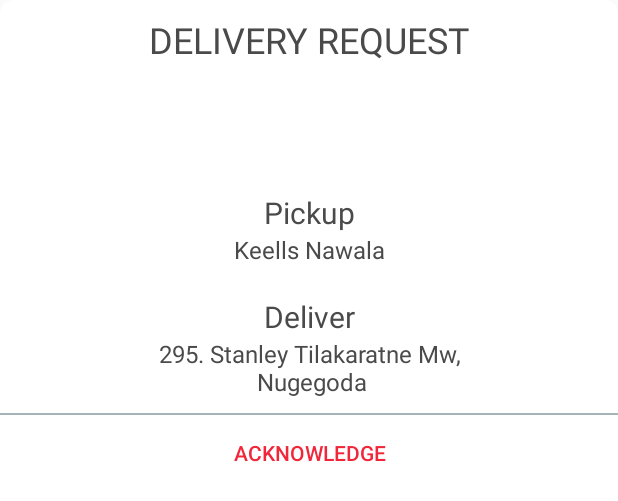
After one commit to PrishanM/SwyftrRider, an Android app: the layout custom_acknowlege_dialog.xml on its own in the app's theme, with its tools: preview values and no code run, on a phone screen of 412 x 824 dp. The commit adds this screen. Shown: the top 501 px of the screen. Run offline under Robolectric (Android 15) with nearby library versions, the phone set to English and light mode, and no system bars; network calls fail.

Commit message:
Sprint 2

```diff
--- a/app/build.gradle
+++ b/app/build.gradle
@@ -42,4 +42,5 @@ dependencies {
     compile 'com.android.support:multidex:1.0.0'
     compile 'com.github.jd-alexander:library:1.1.0'
     compile 'com.github.gcacace:signature-pad:1.2.1'
+    compile 'me.zhanghai.android.materialratingbar:library:1.0.2'
 }
--- a/app/src/main/java/com/evensel/riderswyftr/deliveries/DeliveryHistoryFragment.java
+++ b/app/src/main/java/com/evensel/riderswyftr/deliveries/DeliveryHistoryFragment.java
@@ -8,6 +8,7 @@ import android.os.Bundle;
 import android.support.design.widget.TabLayout;
 import android.support.v4.app.Fragment;
 import android.support.v4.view.ViewPager;
+import android.util.Log;
 import android.view.LayoutInflater;
 import android.view.View;
 import android.view.ViewGroup;
@@ -86,7 +87,8 @@ public class DeliveryHistoryFragment extends Fragment {
 
         progress = ProgressDialog.show(getActivity(), null,
                 "Loading...", true);
-        JsonRequestManager.getInstance(getActivity()).getOrderHistoryRequest(AppURL.APPLICATION_BASE_URL+AppURL.GET_ORDER_HISTORY__URL+token, getOrderHistoryCallback);
+        Log.d("xxxxxxxxxx",token);
+        JsonRequestManager.getInstance(getActivity()).getOrderHistoryRequest(AppURL.APPLICATION_BASE_URL+AppURL.GET_ORDER_HISTORY__URL+token,token, getOrderHistoryCallback);
     }
 
     //Response callback for "Get Delivery History"
--- a/app/src/main/java/com/evensel/riderswyftr/util/AppURL.java
+++ b/app/src/main/java/com/evensel/riderswyftr/util/AppURL.java
@@ -16,4 +16,5 @@ public class AppURL {
     public static final String GET_PICKUP__URL = "rider/pickuplocation";
     public static final String GET_DROP_OFF__URL = "rider/dropofflocation";
     public static final String GET_ORDER_HISTORY__URL = "rider/orderhistory?token=";
+    public static final String RATE_USER_URL = "rider/rate";
 }
--- /dev/null
+++ b/app/src/main/res/layout/custom_acknowlege_dialog.xml
@@ -0,0 +1,108 @@
+<?xml version="1.0" encoding="utf-8"?>
+<RelativeLayout xmlns:android="http://schemas.android.com/apk/res/android"
+    android:layout_width="match_parent"
+    android:layout_height="match_parent"
+    android:background="@drawable/cornered_dialog">
+
+    <LinearLayout
+        android:layout_width="match_parent"
+        android:layout_height="wrap_content"
+        android:orientation="vertical"
+        android:gravity="center_horizontal">
+
+        <TextView
+            android:layout_width="match_parent"
+            android:layout_height="wrap_content"
+            android:text="DELIVERY REQUEST"
+            android:textColor="@color/colorTextDialog"
+            android:textSize="@dimen/font_xxxlarge"
+            android:gravity="center"
+            android:paddingTop="@dimen/space_normal"
+            android:paddingBottom="@dimen/space_normal"/>
+
+        <Space
+            android:layout_width="match_parent"
+            android:layout_height="@dimen/space_normal" />
+
+        <TextView
+            android:id="@+id/txtTimer"
+            android:layout_width="match_parent"
+            android:layout_height="wrap_content"
+            android:text=""
+            android:textColor="@color/colorTextDialog"
+            android:textSize="34sp"
+            android:gravity="center"/>
+
+        <Space
+            android:layout_width="match_parent"
+            android:layout_height="@dimen/space_large" />
+
+        <TextView
+            android:layout_width="match_parent"
+            android:layout_height="wrap_content"
+            android:text="Pickup"
+            android:textColor="@color/colorTextDialog"
+            android:textSize="@dimen/font_xxlarge"
+            android:gravity="center"/>
+
+        <TextView
+            android:id="@+id/txtPickupLocation"
+            android:layout_width="match_parent"
+            android:layout_height="wrap_content"
+            android:text="Keells Nawala"
+            android:textColor="@color/colorTextDialog"
+            android:textSize="@dimen/font_large"
+            android:gravity="center"
+            android:paddingBottom="@dimen/space_normal"/>
+
+        <Space
+            android:layout_width="match_parent"
+            android:layout_height="@dimen/space_normal" />
+
+        <TextView
+            android:layout_width="match_parent"
+            android:layout_height="wrap_content"
+            android:text="Deliver"
+            android:textColor="@color/colorTextDialog"
+            android:textSize="@dimen/font_xxlarge"
+            android:gravity="center"/>
+
+        <TextView
+            android:id="@+id/txtDeliverLocation"
+            android:layout_width="match_parent"
+            android:layout_height="wrap_content"
+            android:text="295. Stanley Tilakaratne Mw,\n Nugegoda"
+            android:textColor="@color/colorTextDialog"
+            android:textSize="@dimen/font_large"
+            android:gravity="center"
+            android:paddingBottom="@dimen/space_normal"/>
+
+
+
+        <View
+            android:layout_width="match_parent"
+            android:layout_height="1dp"
+            android:background="@color/colorViewTransparent"/>
+
+        <LinearLayout
+            android:layout_width="match_parent"
+            android:layout_height="wrap_content"
+            android:orientation="horizontal"
+            android:weightSum="1"
+            android:gravity="right">
+
+            <Button
+                android:id="@+id/btnAcknowledge"
+                android:layout_width="0dp"
+                android:layout_weight="1"
+                android:layout_height="50dp"
+                android:text="Acknowledge"
+                android:textColor="@color/colorAccent"
+                android:background="@android:color/white"/>
+
+        </LinearLayout>
+
+
+    </LinearLayout>
+
+</RelativeLayout>
--- a/app/src/main/res/values/colors.xml
+++ b/app/src/main/res/values/colors.xml
@@ -5,6 +5,7 @@
     <color name="colorAccent">#f0263a</color>
     <color name="colorHint">#ededed</color>
     <color name="colorView">#6c818c</color>
+    <color name="colorRate">#011626</color>
     <color name="colorTextDialog">#4a4a4a</color>
     <color name="colorViewTransparent">#996c818c</color>
     <color name="colorViewTransparent2">#666c818c</color>
```
Also changed, not shown: app/src/main/AndroidManifest.xml (+12 -0 lines), app/src/main/java/com/evensel/riderswyftr/deliveries/DeliveryActivity.java (+29 -0 lines), app/src/main/java/com/evensel/riderswyftr/deliveries/RateDeliveryActivity.java (added, +194 -0 lines), app/src/main/java/com/evensel/riderswyftr/pickup/MapViewFragment.java (+65 -0 lines), app/src/main/java/com/evensel/riderswyftr/util/JsonRequestManager.java (+79 -1 lines), app/src/main/res/layout/rate_layout.xml (added, +226 -0 lines), app/src/main/res/values/styles.xml (+10 -0 lines), app/src/main/res/drawable/submit_btn.png (added), app/src/main/res/drawable/top_bar_star.png (added).
